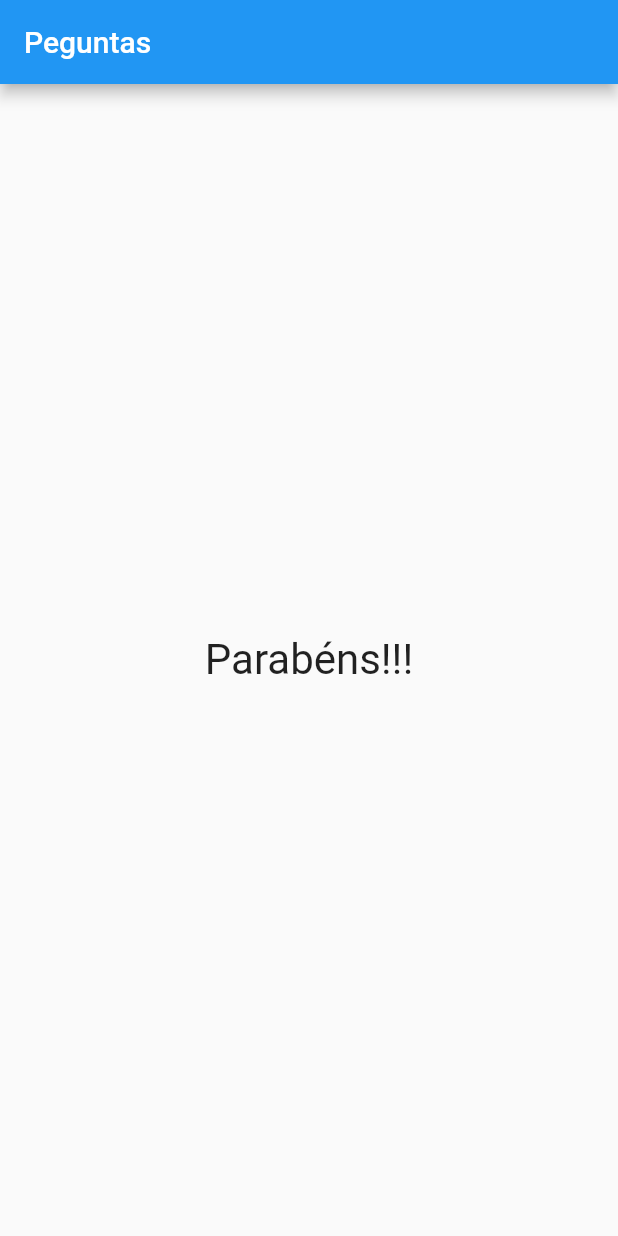
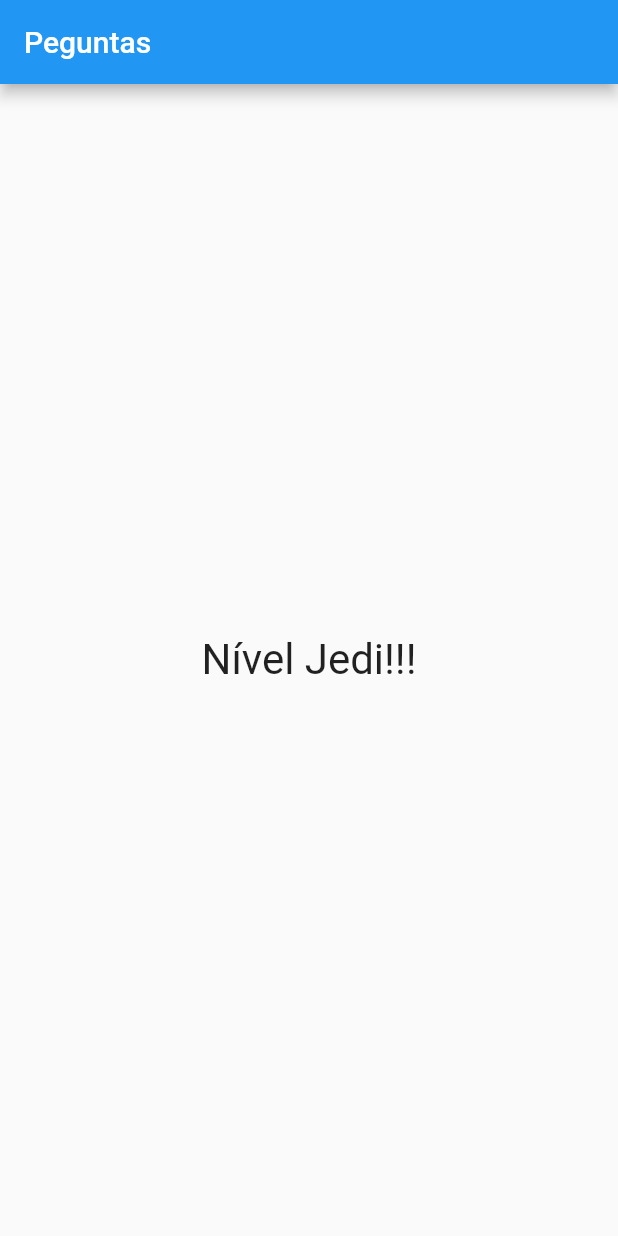
Before and after one commit to cxmarcelo/projeto_perguntas_flutter, a Flutter app: the screen it shows after launch, after a tap on "Preto", after a tap on "Cobra", after a tap on "Leo", on a phone screen of 412 x 824 dp. Run offline on Flutter 3.47's test engine with Material 2 defaults, Android fonts, the phone set to English and light mode, and no system bars.

Commit message:
Adicionando pontuação e apresentando resultado

```diff
--- a/lib/main.dart
+++ b/lib/main.dart
@@ -6,27 +6,45 @@ main() => runApp(PerguntaApp());
 
 class _PerguntaAppState extends State<PerguntaApp> {
   var _perguntaSelecionada = 0;
+  var _pontuacaoTotal = 0;
   final List<Map<String, Object>> _perguntas = const [
     {
       "texto": "Qual é a sua cor favorita ?",
-      "respostas": ["Preto", "Vermelho", "Verde", "Branco"]
+      "respostas": [
+        {"texto": "Preto", "pontuacao": 10},
+        {"texto": "Vermelho", "pontuacao": 5},
+        {"texto": "Verde", "pontuacao": 3},
+        {"texto": "Branco", "pontuacao": 1},
+      ]
     },
     {
       "texto": "Qual é o seu animal favorito ?",
-      "respostas": ["Coelho", "Cobra", "Elefante", "Leão"]
+      "respostas": [
+        { "texto": "Coelho", "pontuacao": 10},
+        { "texto": "Cobra", "pontuacao": 5},
+        { "texto": "Elefante", "pontuacao": 3},
+        { "texto": "Leão", "pontuacao": 1},
+      ]
     },
     {
       "texto": "Qual seu instrutor favorito ?",
-      "respostas": ["Maria", "João", "Leo", "Pedro"]
+      "respostas": [
+        {"texto": "Maria", "pontuacao": 10 },
+        {"texto": "João", "pontuacao": 5 },
+        {"texto": "Leo", "pontuacao": 3 },
+        {"texto": "Pedro", "pontuacao": 1 },
+      ]
     }
   ];
 
-  void _responder() {
+  void _responder(int pontuacao) {
     if (temPerguntaSelecionada) {
       setState(() {
         _perguntaSelecionada++;
+        _pontuacaoTotal += pontuacao;
       });
     }
+    print(_pontuacaoTotal);
   }
 
   bool get temPerguntaSelecionada {
@@ -45,7 +63,7 @@ class _PerguntaAppState extends State<PerguntaApp> {
                 perguntaSelecionada: _perguntaSelecionada,
                 responder: _responder,
               )
-            : Resultado(),
+            : Resultado(_pontuacaoTotal),
       ),
     );
   }
--- a/lib/questionario.dart
+++ b/lib/questionario.dart
@@ -5,13 +5,12 @@ import './resposta.dart';
 class Questionario extends StatelessWidget {
   final List<Map<String, Object>> perguntas;
   final int perguntaSelecionada;
-  final void Function() responder;
+  final void Function(int) responder;
 
-  Questionario({
-    @required this.perguntas,
-    @required this.perguntaSelecionada,
-    @required this.responder
-  });
+  Questionario(
+      {@required this.perguntas,
+      @required this.perguntaSelecionada,
+      @required this.responder});
 
   bool get temPerguntaSelecionada {
     return perguntaSelecionada < perguntas.length;
@@ -19,14 +18,19 @@ class Questionario extends StatelessWidget {
 
   @override
   Widget build(BuildContext context) {
-    List<String> respostas = temPerguntaSelecionada
+    List<Map<String, Object>> respostas = temPerguntaSelecionada
         ? perguntas[perguntaSelecionada]['respostas']
         : null;
 
     return Column(
       children: <Widget>[
         Questao(perguntas[perguntaSelecionada]['texto']),
-        ...respostas.map((t) => Resposta(t, responder)).toList(),
+        ...respostas.map((resp) {
+          return Resposta(
+            resp['texto'],
+            () => responder(resp["pontuacao"]),
+          );
+        }).toList(),
       ],
     );
   }
--- a/lib/resultado.dart
+++ b/lib/resultado.dart
@@ -1,11 +1,28 @@
 import 'package:flutter/material.dart';
 
 class Resultado extends StatelessWidget {
+
+  final int pontuacao;
+
+  Resultado(this.pontuacao);
+
+  String get fraseResultado {
+    if(pontuacao < 8) {
+      return "Parabéns!!!";
+    }else if (pontuacao < 12) {
+      return "Você é bom!";
+    }else if (pontuacao < 16) {
+      return "Impressionante!";
+    }else {
+      return "Nível Jedi!!!";
+    }
+  }
+
   @override
   Widget build(BuildContext context) {
     return Center(
       child: Text(
-        "Parabéns!!!",
+        fraseResultado,
         style: TextStyle(fontSize: 28),
       ),
     );
```
